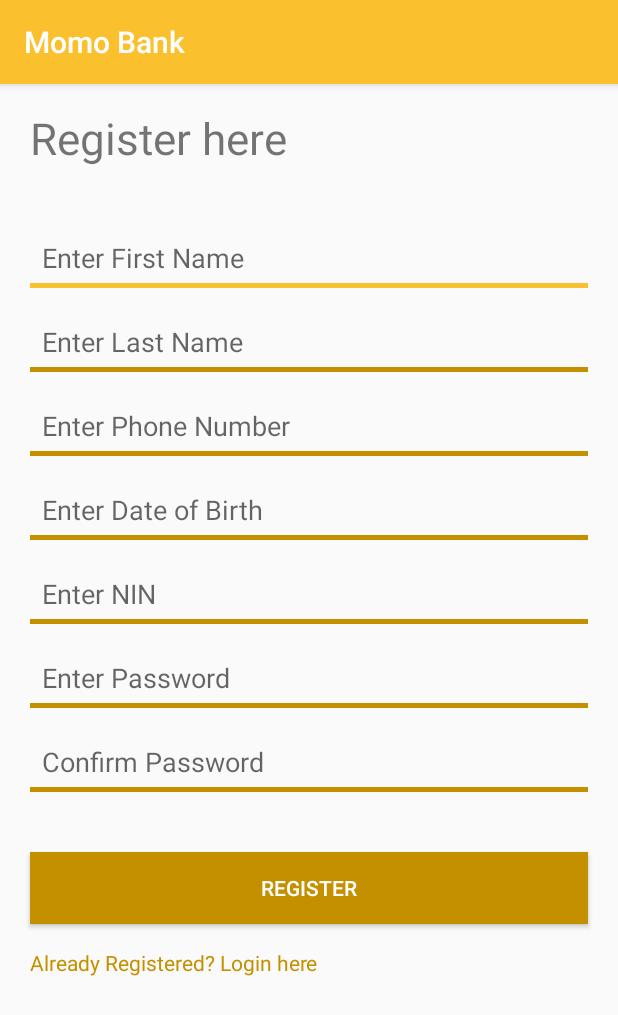
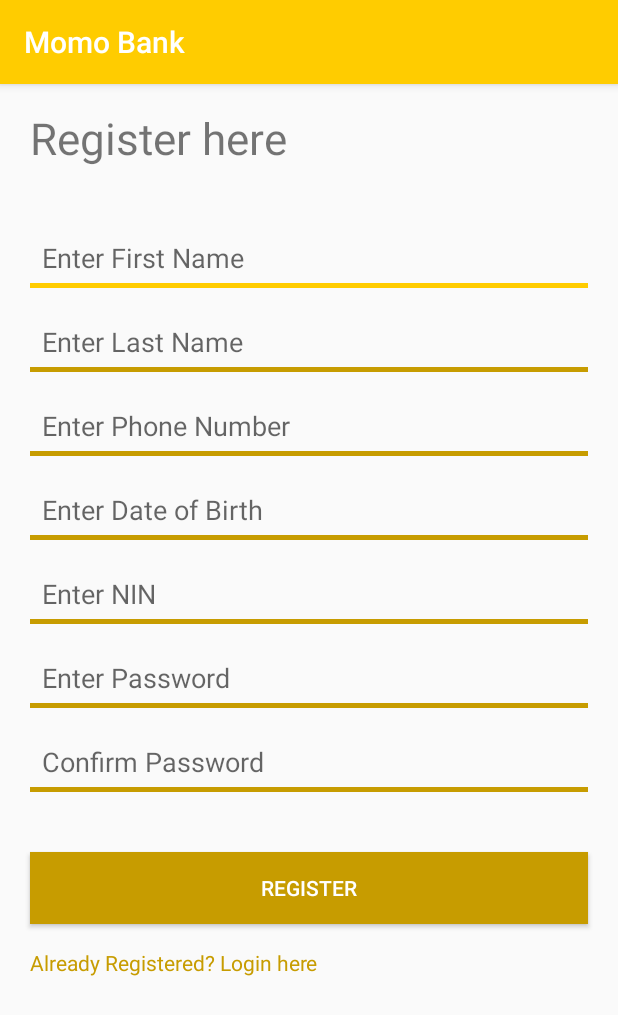
Before and after one commit to tech-cent/momo_bank_android, an Android app: the screen it shows after launch (RegisterActivity), on a phone screen of 412 x 824 dp. Shown: the top 1015 px of the screen. Run offline under Robolectric (Android 15) with nearby library versions, the phone set to English and light mode, and no system bars.

Commit message:
ch(colors) - Change UI primary colors
- Updated colors to match those picked from the MTN website

[Finishes #170569937]

```diff
--- a/app/src/main/res/values/colors.xml
+++ b/app/src/main/res/values/colors.xml
@@ -1,10 +1,10 @@
 <?xml version="1.0" encoding="utf-8"?>
 <resources>
-    <color name="colorPrimary">#fbc02d</color>
-    <color name="colorPrimaryLight">#fff263</color>
-    <color name="colorPrimaryDark">#c49000</color>
+    <color name="colorPrimary">#ffcc00</color>
+    <color name="colorPrimaryLight">#ffff50</color>
+    <color name="colorPrimaryDark">#c79c00</color>
     <color name="colorPrimaryText">#000000</color>
-    <color name="colorAccent">#c49000</color>
+    <color name="colorAccent">#c79c00</color>
     <color name="colorGreenLight">#008577</color>
     <color name="colorGreenDark">#00574B</color>
 </resources>
```
